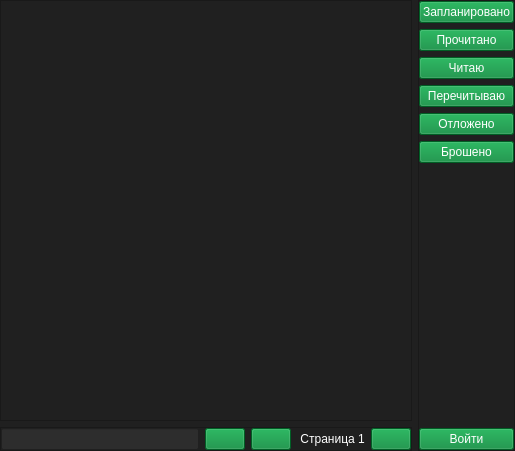
First picture: the form in forms/shikimoriUI.ui, repository brandonzorn/Nlight, before the edit.
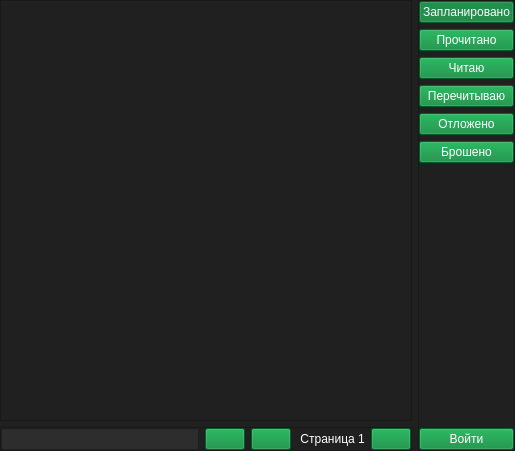
Second picture: the form after the edit.

```diff
--- a/forms/shikimoriUI.ui
+++ b/forms/shikimoriUI.ui
@@ -153,6 +153,15 @@
         <property name="text">
          <string>Запланировано</string>
         </property>
+        <property name="checkable">
+         <bool>true</bool>
+        </property>
+        <property name="checked">
+         <bool>true</bool>
+        </property>
+        <property name="autoExclusive">
+         <bool>true</bool>
+        </property>
        </widget>
       </item>
       <item>
```
Left out of the diff: 30 changed lines with no effect on the pictures.
